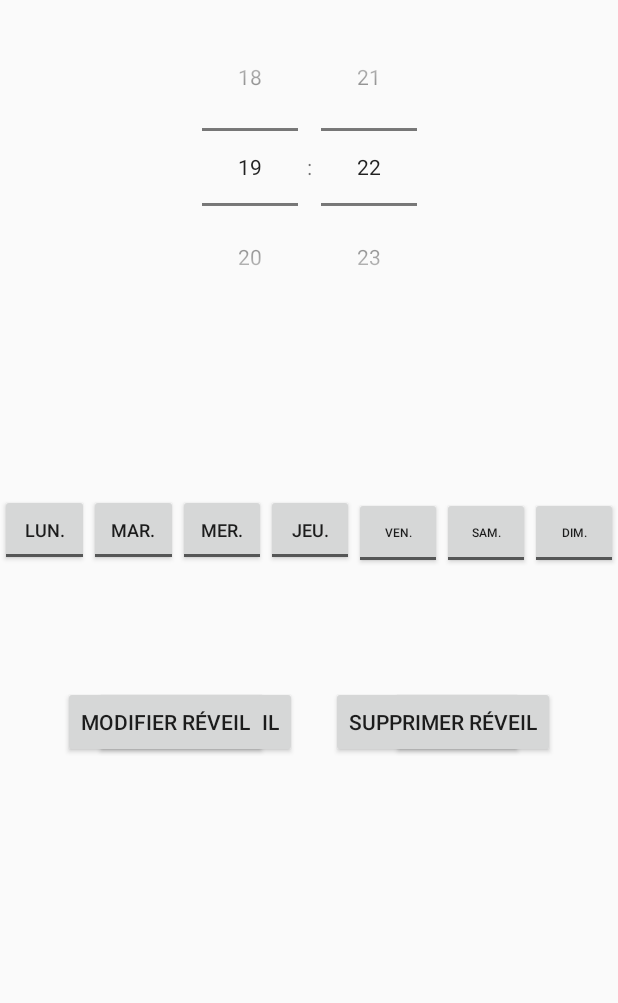
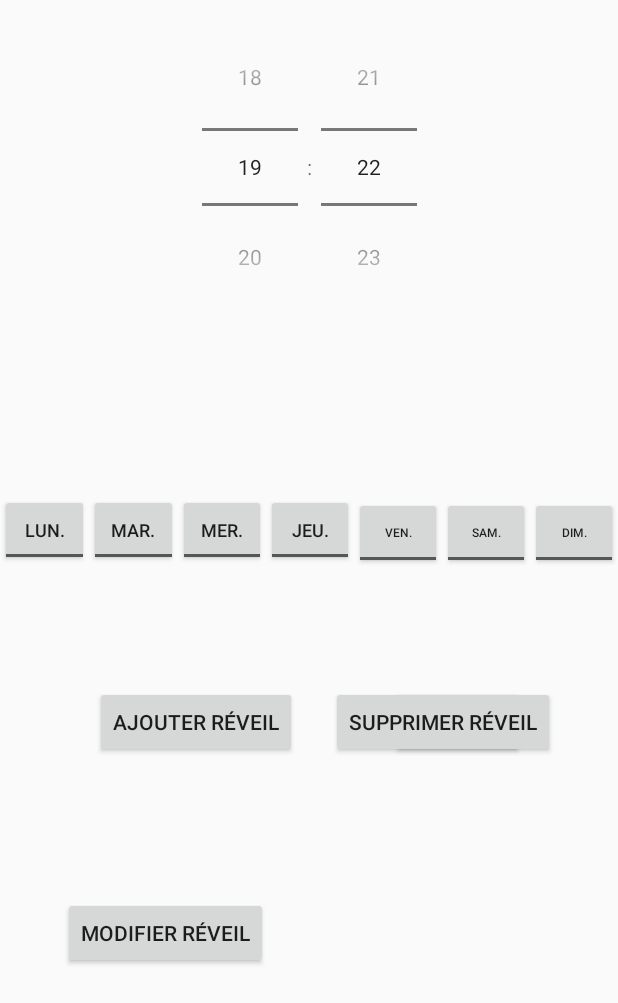
Before and after one commit to ValerianGuivarchAppstud/WakeMeUp, an Android app: the ReveilEdit screen opened directly, with no data from a screen before it, on a phone screen of 412 x 824 dp. Shown: the top 1003 px of the screen. Run offline under Robolectric (Android 15) with nearby library versions, the phone set to English and light mode, and no system bars.

Commit message:
Mise a jour du fichier de base
Costes Thomas

```diff
--- a/app/src/main/res/layout/activity_reveil_edit.xml
+++ b/app/src/main/res/layout/activity_reveil_edit.xml
@@ -1,6 +1,7 @@
 <?xml version="1.0" encoding="utf-8"?>
 <androidx.constraintlayout.widget.ConstraintLayout xmlns:android="http://schemas.android.com/apk/res/android"
     xmlns:app="http://schemas.android.com/apk/res-auto"
+    xmlns:tools="http://schemas.android.com/tools"
     android:layout_width="match_parent"
     android:layout_height="match_parent"
     android:orientation="vertical">
@@ -90,6 +91,7 @@
             android:textOff="@string/dimanche"
             android:textOn="@string/dimanche"
             android:textSize="8sp" />
+
     </LinearLayout>
 
 
@@ -124,7 +126,7 @@
         app:layout_constraintEnd_toStartOf="@+id/bouton_supprimer_reveil"
         app:layout_constraintStart_toStartOf="parent"
         app:layout_constraintTop_toBottomOf="@+id/edit_liste_jour"
-        app:layout_constraintVertical_bias="0.2" />
+        app:layout_constraintVertical_bias="0.553" />
 
     <Button
         android:id="@+id/bouton_supprimer_reveil"
@@ -136,4 +138,8 @@
         app:layout_constraintStart_toEndOf="@+id/bouton_editer_reveil"
         app:layout_constraintTop_toBottomOf="@+id/edit_liste_jour"
         app:layout_constraintVertical_bias="0.2" />
+
+
+
+    />
 </androidx.constraintlayout.widget.ConstraintLayout>
```
